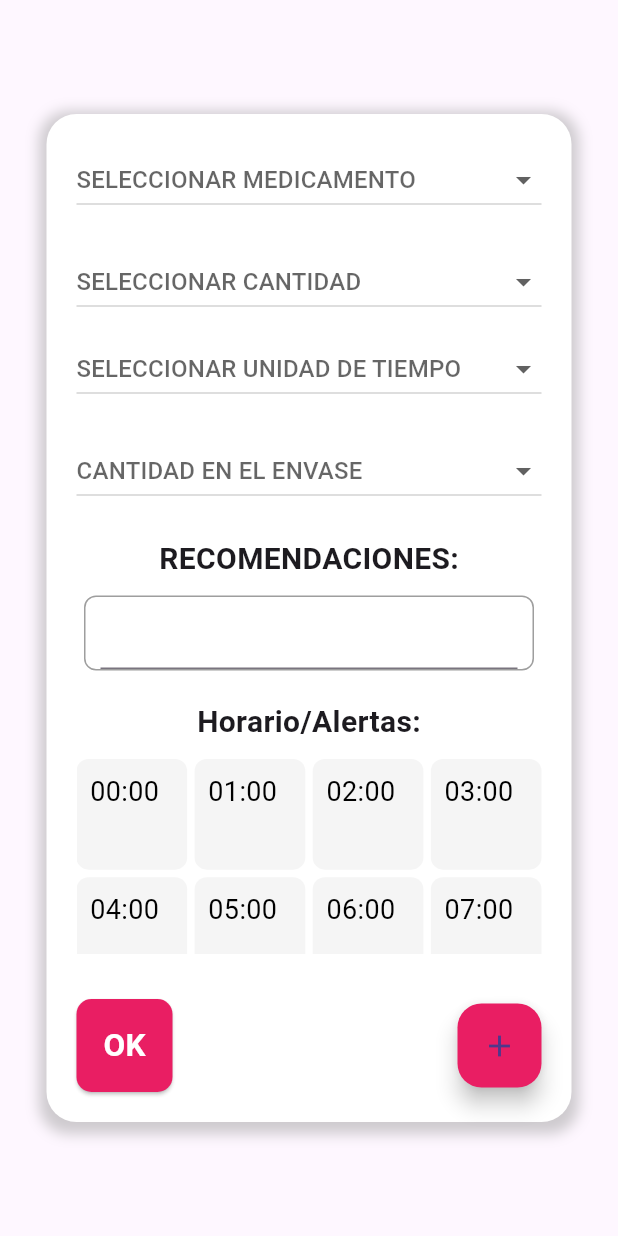
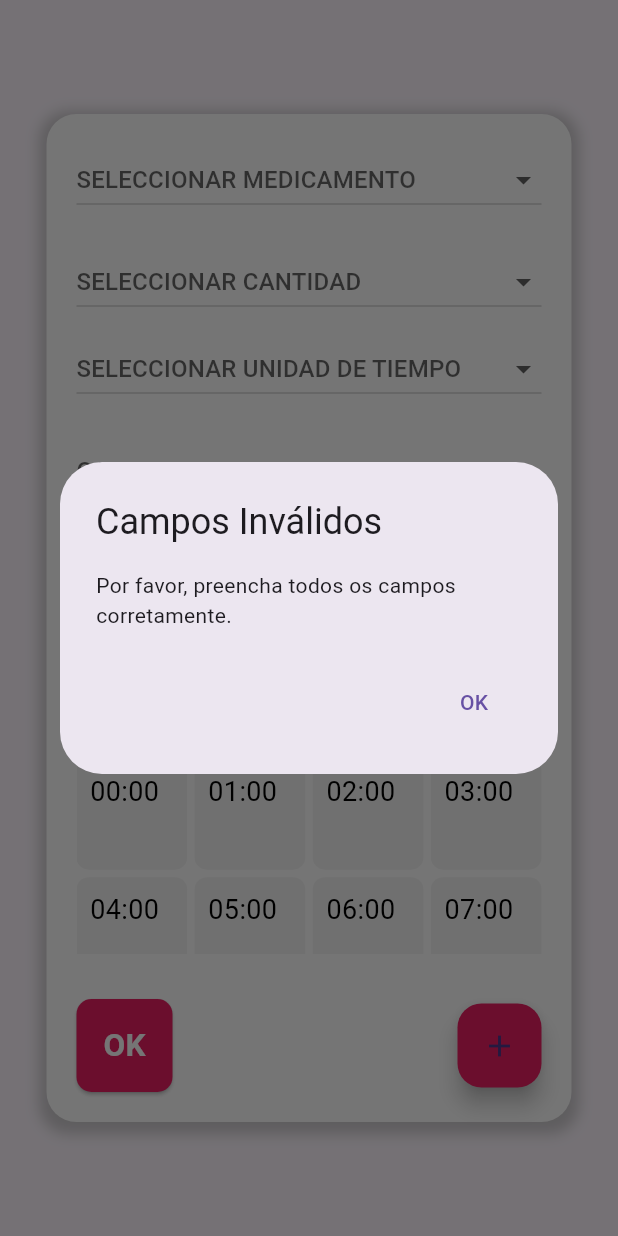
Before and after one commit to PaulaNuness/appMedicamentosAtual, a Flutter app: the Pantalla4_Anadir screen opened directly, after a tap on the "add" icon, on a phone screen of 412 x 824 dp. Run offline on Flutter 3.47's test engine with Material 3 defaults, Android fonts, the phone set to English and light mode, and no system bars; our stand-ins replace sqflite; accounts and stored records are empty.

Commit message:
19-01__19:22

```diff
--- a/lib/widgets/pantalla4_anadir.dart
+++ b/lib/widgets/pantalla4_anadir.dart
@@ -193,13 +193,8 @@
                   children: [
                     ElevatedButton(
                       onPressed: () {
+                        // Verifica e salva na base de dados
                         _guardarEnBaseDatos();
-                        Navigator.push(
-                          context,
-                          MaterialPageRoute(
-                            builder: (context) => Pantalla3_usuario(),
-                          ),
-                        );
                       },
                       style: ElevatedButton.styleFrom(
                         primary: Colors.pink,
@@ -235,7 +230,32 @@
     );
   }
 
-  void _guardarEnBaseDatos() async {
+  void _guardarEnBaseDatos() {
+    // Verifica se todos os campos necessários foram preenchidos
+    List<String> emptyFields = checkEmptyFields();
+    if (emptyFields.isNotEmpty) {
+      // Exibe uma mensagem indicando campos inválidos
+      showDialog(
+        context: context,
+        builder: (BuildContext context) {
+          return AlertDialog(
+            title: Text("Campos Inválidos"),
+            content: Text("Por favor, preencha todos os campos corretamente."),
+            actions: [
+              TextButton(
+                onPressed: () {
+                  Navigator.pop(context);
+                },
+                child: Text("OK"),
+              ),
+            ],
+          );
+        },
+      );
+      return; // Sai da função se algum campo estiver vazio
+    }
+
+    // Cria um mapa com os dados do medicamento
     Map<String, dynamic> fila = {
       'nome': selectedMedicamento,
       'quantidade': int.parse(selectedNumero ?? '0'),
@@ -245,6 +265,50 @@
       'horarios': selectedHorarios.join(','),
     };
 
-    await bdHelper.insertarBD('Medicamento', fila);
+    // Insere o medicamento no banco de dados
+    bdHelper.insertarBD('Medicamento', fila);
+
+    // Limpar os campos após a inserção
+    setState(() {
+      selectedMedicamento = null;
+      selectedNumero = null;
+      selectedDias = null;
+      selectedComprimidos = null;
+      selectedHorarios = [];
+      recomendacionesController.clear();
+    });
+
+    // Exibir uma mensagem indicando que os dados foram inseridos
+    ScaffoldMessenger.of(context).showSnackBar(
+      SnackBar(
+        content: Text('Medicamento inserido com sucesso!'),
+        duration: Duration(seconds: 2),
+      ),
+    );
+  }
+
+  List<String> checkEmptyFields() {
+    List<String> emptyFields = [];
+
+    if (selectedMedicamento == null || selectedMedicamento!.isEmpty) {
+      emptyFields.add("Medicamento");
+    }
+    if (selectedNumero == null) {
+      emptyFields.add("Número");
+    }
+    if (selectedDias == null) {
+      emptyFields.add("Unidade de Tempo");
+    }
+    if (selectedComprimidos == null) {
+      emptyFields.add("Quantidade no Envase");
+    }
+    if (selectedHorarios.isEmpty) {
+      emptyFields.add("Horários");
+    }
+    if (recomendacionesController.text.isEmpty) {
+      emptyFields.add("Recomendações");
+    }
+
+    return emptyFields;
   }
 }
```
